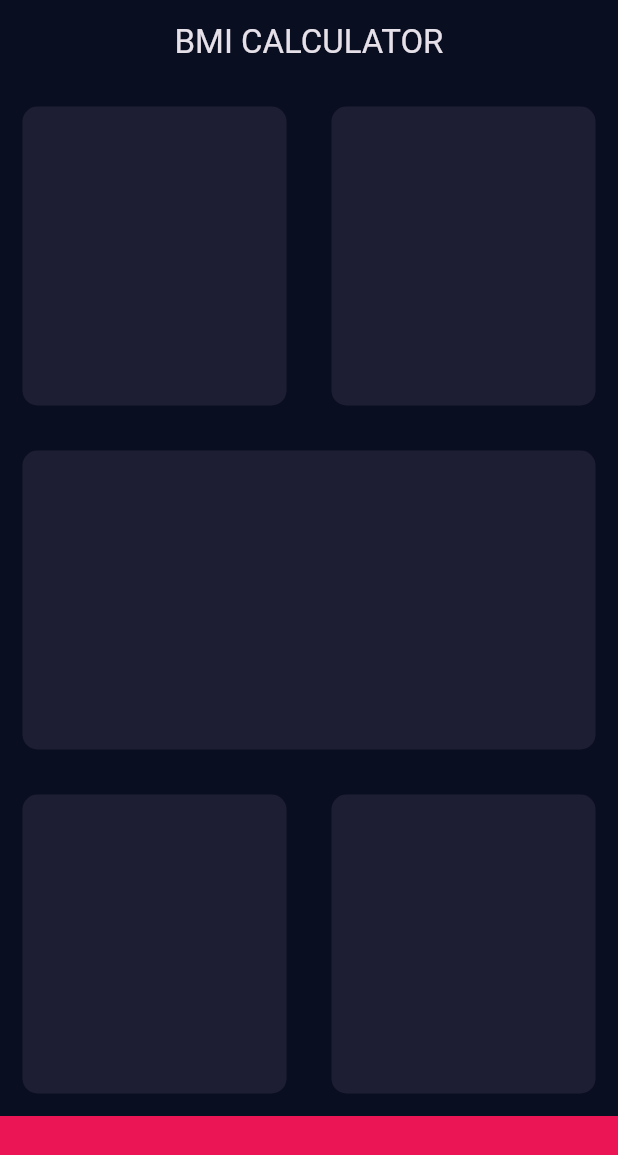
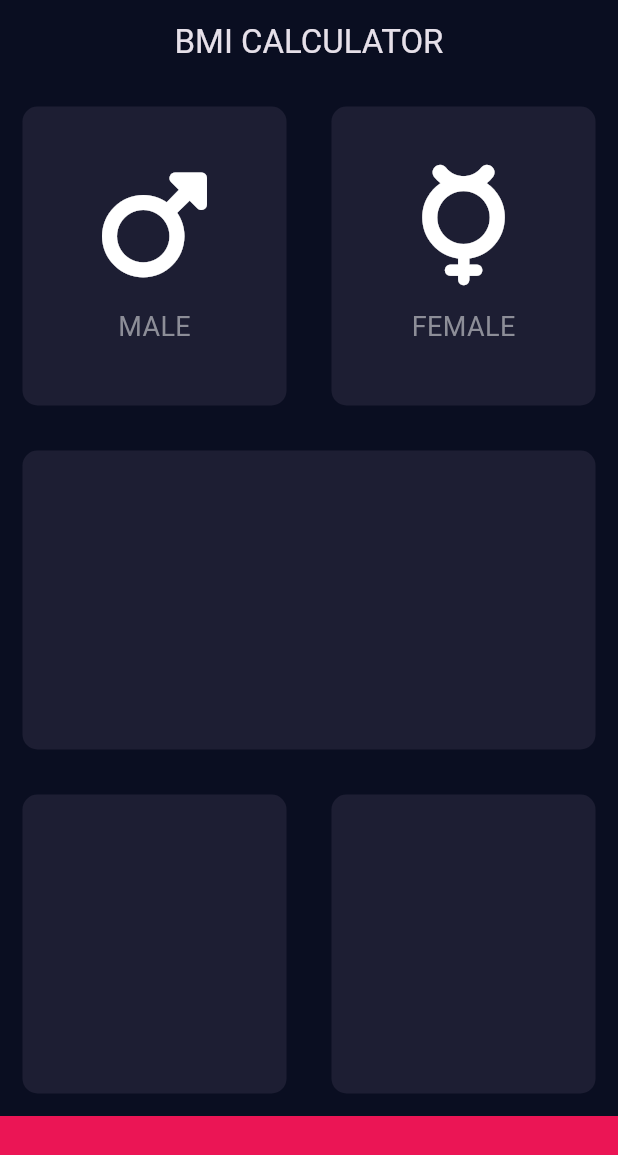
Before and after one commit to BenCodeurr/bmi_calculator_flutter, a Flutter app: the screen it shows after launch, on a phone screen of 412 x 824 dp. Shown: the top 1155 px of the screen. Run offline on Flutter 3.47's test engine with Material 3 defaults, Android fonts, the phone set to English and light mode, and no system bars; our stand-ins replace font_awesome_flutter.

Commit message:
card content reusable component class created

```diff
--- /dev/null
+++ b/lib/components/card_content.dart
@@ -0,0 +1,32 @@
+import 'package:flutter/material.dart';
+
+class CardContent extends StatelessWidget {
+  const CardContent(
+      {super.key, required this.cardTitle, required this.cardIcon});
+
+  final String cardTitle;
+  final IconData cardIcon;
+
+  @override
+  Widget build(BuildContext context) {
+    return Column(
+      mainAxisAlignment: MainAxisAlignment.center,
+      children: [
+        Icon(
+          cardIcon,
+          size: 80.0,
+        ),
+        const SizedBox(
+          height: 15.0,
+        ),
+        Text(
+          cardTitle,
+          style: const TextStyle(
+            fontSize: 18.0,
+            color: Color(0xFF8D8E98),
+          ),
+        )
+      ],
+    );
+  }
+}
--- a/lib/components/reusable_card.dart
+++ b/lib/components/reusable_card.dart
@@ -1,9 +1,10 @@
 import 'package:flutter/material.dart';
 
 class ReusableCard extends StatelessWidget {
-  const ReusableCard({super.key, required this.colour});
+  const ReusableCard({super.key, required this.colour, this.cardChild});
 
   final Color colour;
+  final Widget? cardChild;
 
   @override
   Widget build(BuildContext context) {
@@ -11,6 +12,7 @@ class ReusableCard extends StatelessWidget {
       margin: const EdgeInsets.all(15.0),
       decoration: BoxDecoration(
           borderRadius: BorderRadius.circular(10.0), color: colour),
+      child: cardChild,
     );
   }
 }
--- a/lib/input_page.dart
+++ b/lib/input_page.dart
@@ -1,8 +1,11 @@
 import 'package:flutter/material.dart';
 import './components/reusable_card.dart';
+import './components/card_content.dart';
+import 'package:font_awesome_flutter/font_awesome_flutter.dart';
 
 const activeCardColor = Color(0xFF1D1E33);
 const bottomContainerHeight = 80.0;
+const bottomContainerColor = Color(0xFFEB1555);
 
 class InputPage extends StatefulWidget {
   const InputPage({super.key});
@@ -28,11 +31,18 @@ class _InputPageState extends State<InputPage> {
                 Expanded(
                   child: ReusableCard(
                     colour: activeCardColor,
+                    cardChild: CardContent(
+                      cardIcon: FontAwesomeIcons.mars,
+                      cardTitle: 'MALE',
+                    ),
                   ),
                 ),
                 Expanded(
                   child: ReusableCard(
                     colour: activeCardColor,
+                    cardChild: CardContent(
+                        cardTitle: 'FEMALE',
+                        cardIcon: FontAwesomeIcons.mercury),
                   ),
                 ),
               ],
@@ -60,7 +70,7 @@ class _InputPageState extends State<InputPage> {
             ),
           ),
           Container(
-            color: const Color(0xFFEB1555),
+            color: bottomContainerColor,
             width: double.infinity,
             height: bottomContainerHeight,
           ),
```
Also changed, not shown: pubspec.yaml (+3 -69 lines), pubspec.lock.
